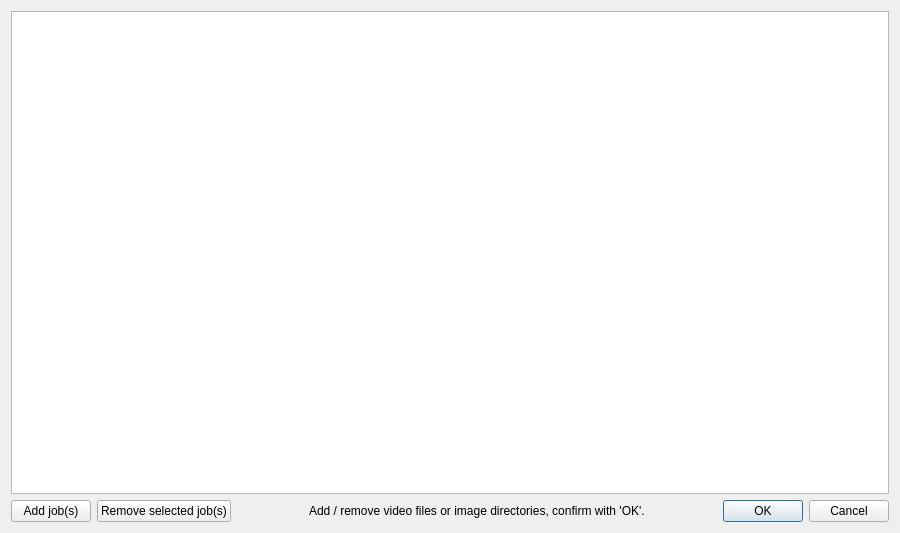
Before: the Qt Designer form Source/job_dialog.ui in Rolf-Hempel/PlanetarySystemStacker, drawn with Qt 5.
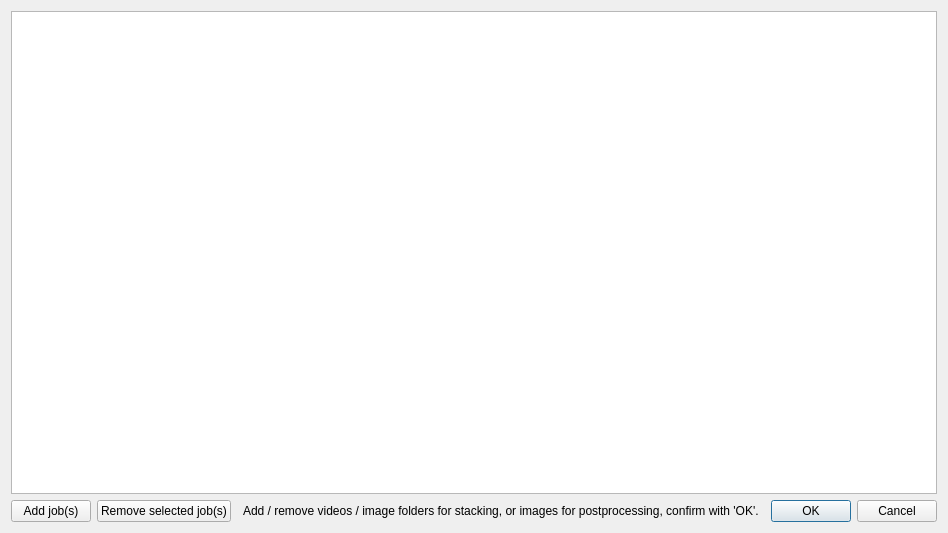
After: the same form once the commit is applied.

Commit message: workflow integration of postprocessing begun

```diff
--- a/Source/job_dialog.ui
+++ b/Source/job_dialog.ui
@@ -87,7 +87,7 @@
    <item row="1" column="3">
     <widget class="QLabel" name="messageLabel">
      <property name="text">
-      <string>Add / remove video files or image directories, confirm with 'OK'.</string>
+      <string>Add / remove videos / image folders for stacking, or images for postprocessing, confirm with 'OK'.</string>
      </property>
     </widget>
    </item>
```
Left out of the diff: 5 changed lines with no effect on the pictures. The commit also changes 9 other files.
